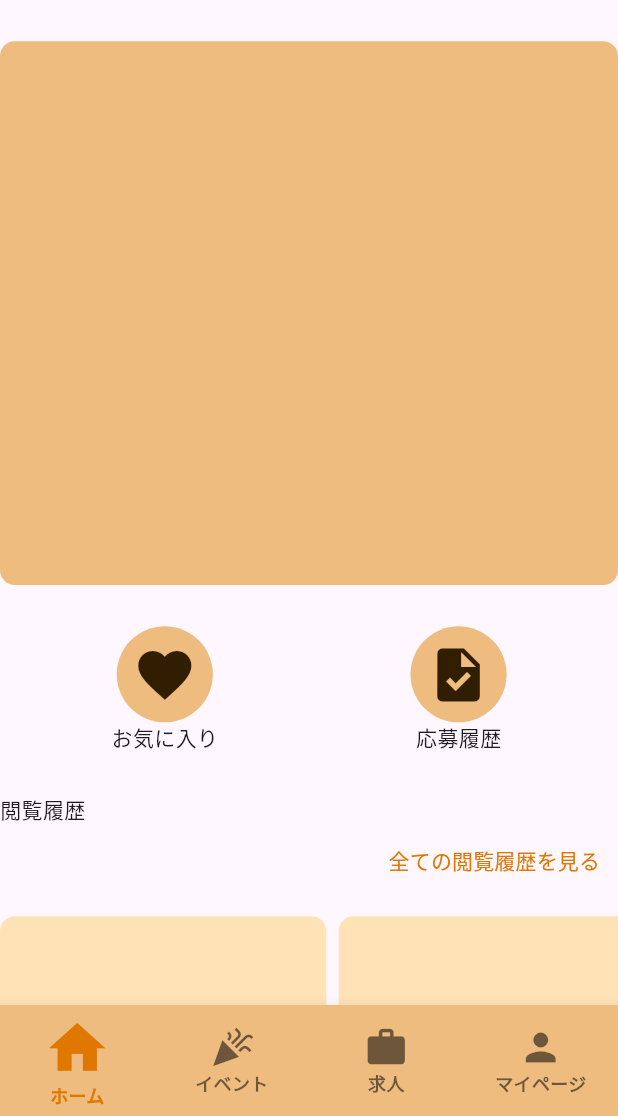
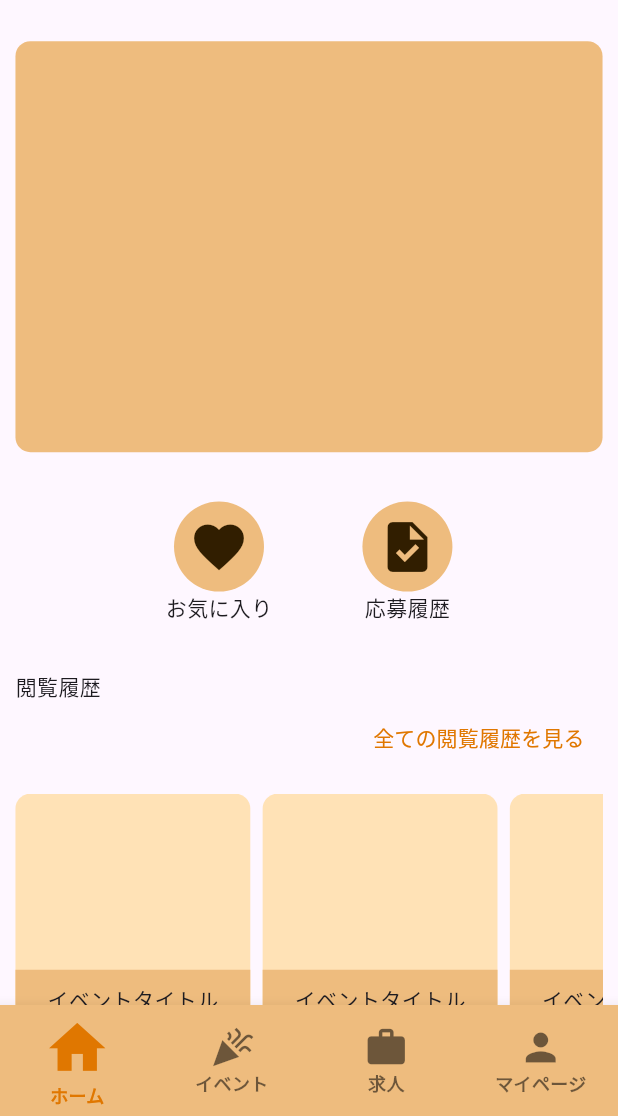
Before and after one commit to Ktomoya912/reelproject, a Flutter app: the Home screen opened by its route, on a phone screen of 412 x 824 dp, the part 120-1236 px from its top. Run offline on Flutter 3.47's test engine with Material 3 defaults, Android fonts, the phone set to English and light mode, and no system bars; our stand-ins replace auto_route.

Commit message:
ホーム画面の横空間の修正

```diff
--- a/lib/page/home/home.dart
+++ b/lib/page/home/home.dart
@@ -74,23 +74,22 @@ class _HomeState extends State<Home> {
     MediaQueryData mediaQueryData = MediaQuery.of(context); //画面サイズ取得
     final store = Provider.of<ChangeGeneralCorporation>(context); //プロバイダ
 
-    //注目イベント、求人コーナーのサイズ
-    double attentionSize =
-        (mediaQueryData.size.height / 2) + (mediaQueryData.size.width / 2);
-    if (attentionSize > mediaQueryData.size.height * (3.3 / 5)) {
-      attentionSize = mediaQueryData.size.height * (3.3 / 5);
-    } else if (attentionSize < mediaQueryData.size.width * (4 / 5)) {
-      attentionSize = mediaQueryData.size.width * (4 / 5);
+    //横画面サイズにより幅設定
+    double widthBlank = (mediaQueryData.size.width / 2) - 300;
+    if (widthBlank < 0) {
+      widthBlank = 0;
+    }
+    double blank = mediaQueryData.size.width / 20;
+    double width = mediaQueryData.size.width - (widthBlank * 2) - blank;
+
+    // //中間ボタンのサイズ
+    double centerButtonSize = (mediaQueryData.size.width / 7);
+    if (centerButtonSize > 100) {
+      centerButtonSize = 80;
+    } else if (centerButtonSize < 60) {
+      centerButtonSize = 60;
     }
 
-    //中間ボタンのサイズ
-    double centerButtonSize =
-        (mediaQueryData.size.height / 20) + (mediaQueryData.size.width / 18);
-    if (centerButtonSize > mediaQueryData.size.height * (1 / 10)) {
-      centerButtonSize = mediaQueryData.size.height * (1 / 10);
-    } else if (centerButtonSize < mediaQueryData.size.width * (1 / 10)) {
-      centerButtonSize = mediaQueryData.size.width * (1 / 10);
-    }
     return Scaffold(
       //アップバー
       appBar: const MainAppBar(nextPage: Notice()),
@@ -100,17 +99,17 @@ class _HomeState extends State<Home> {
           //mainAxisSize: MainAxisSize.min, //横方向に真ん中
           crossAxisAlignment: CrossAxisAlignment.center, //縦方向に真ん中
           children: [
-            SizedBox(height: mediaQueryData.size.height / 30), //ボタン間の空間
+            SizedBox(height: mediaQueryData.size.height / 30), //空間
             //注目イベント、求人コーナー
             Container(
-              height: attentionSize * (2 / 3),
-              width: attentionSize,
+              height: width / 10 * 7,
+              width: width,
               decoration: BoxDecoration(
                 color: store.subColor,
                 borderRadius: BorderRadius.circular(10),
               ),
             ),
-            SizedBox(height: mediaQueryData.size.height / 30), //ボタン間の空間
+            SizedBox(height: mediaQueryData.size.height / 25), //ボタン間の空間
             //中央ボタン
             //一般ボタン
             if (store.jedgeGC)
@@ -121,7 +120,7 @@ class _HomeState extends State<Home> {
                     centerButtonSize: centerButtonSize,
                     buttonList: buttonList["general"]?[0],
                   ),
-                  SizedBox(width: centerButtonSize * 2), //ボタン間の空間
+                  SizedBox(width: centerButtonSize), //ボタン間の空間
                   CenterButton(
                     centerButtonSize: centerButtonSize,
                     buttonList: buttonList["general"]?[1],
@@ -149,11 +148,11 @@ class _HomeState extends State<Home> {
                   ),
                 ],
               ),
-            SizedBox(height: mediaQueryData.size.height / 30), //ボタン間の空間
+            SizedBox(height: mediaQueryData.size.height / 25), //ボタン間の空間
             //閲覧履歴
             SizedBox(
-              width: attentionSize,
-              height: attentionSize * 0.7,
+              width: width,
+              height: width * 0.7,
               child: Column(
                 children: [
                   const Row(
@@ -185,7 +184,7 @@ class _HomeState extends State<Home> {
                         for (int i = 0; i < historyList.length; i++)
                           HistoryButton(
                               mediaQueryData: mediaQueryData,
-                              attentionSize: attentionSize,
+                              width: width,
                               store: store,
                               historyList: historyList,
                               i: i),
@@ -207,17 +206,17 @@ class HistoryButton extends StatelessWidget {
   const HistoryButton({
     super.key,
     required this.mediaQueryData,
-    required this.attentionSize,
     required this.store,
     required this.historyList,
     required this.i,
+    required this.width,
   });
 
   final MediaQueryData mediaQueryData;
-  final double attentionSize;
   final ChangeGeneralCorporation store;
   final List<Map<String, dynamic>> historyList;
   final int i;
+  final double width;
 
   @override
   Widget build(BuildContext context) {
@@ -232,8 +231,8 @@ class HistoryButton extends StatelessWidget {
                 Stack(alignment: AlignmentDirectional.bottomCenter, children: [
               //画像
               Container(
-                width: attentionSize * 0.4,
-                height: attentionSize * 0.4,
+                width: width * 0.4,
+                height: width * 0.4,
                 decoration: BoxDecoration(
                   color: store.thinColor,
                   borderRadius: BorderRadius.circular(10),
@@ -241,8 +240,8 @@ class HistoryButton extends StatelessWidget {
               ),
               //タイトル枠
               Container(
-                width: attentionSize * 0.4,
-                height: attentionSize * 0.1,
+                width: width * 0.4,
+                height: width * 0.1,
                 decoration: BoxDecoration(
                   color: store.subColor,
                   borderRadius: const BorderRadius.only(
```
